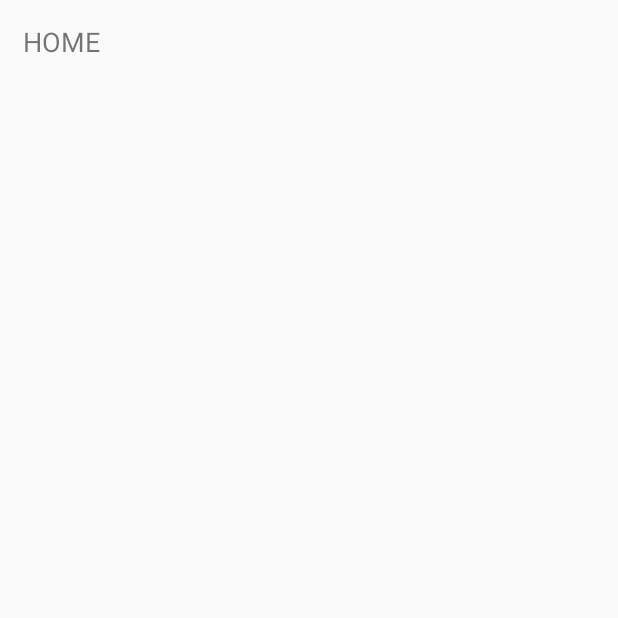
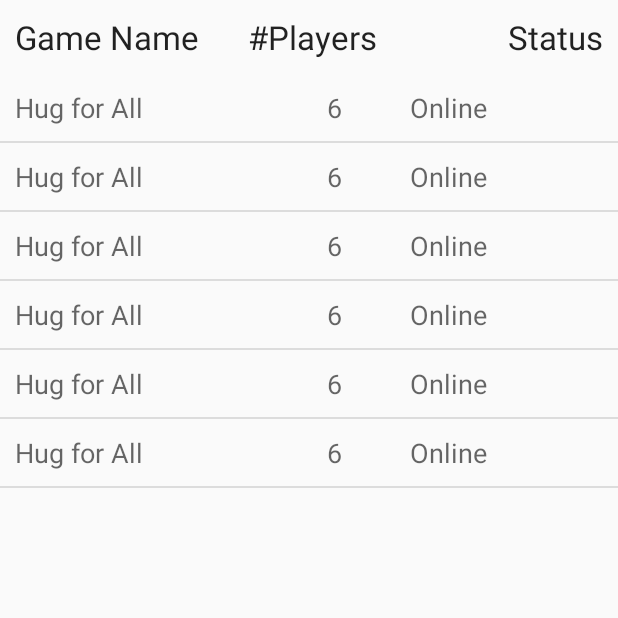
Before and after one commit to umangsa999/hugFest, an Android app: the tabHome screen opened directly, with no data from a screen before it, on a phone screen of 412 x 824 dp, the top half of it. Before the commit the part shown is almost empty. Run offline under Robolectric (Android 15) with nearby library versions, the phone set to English and light mode, and no system bars.

Commit message:
All basic UI for home, friends, profile (tabbed navigation)

```diff
--- /dev/null
+++ b/Android/app/src/main/java/com/example/andy/hugfest/gameCustomAdapter.java
@@ -0,0 +1,63 @@
+package com.example.andy.hugfest;
+
+import android.app.Activity;
+import android.content.Context;
+import android.view.LayoutInflater;
+import android.view.View;
+import android.view.ViewGroup;
+import android.widget.BaseAdapter;
+import android.widget.TextView;
+import android.widget.Toast;
+
+/**
+ * Created by ryanzhou on 7/9/15.
+ */
+public class gameCustomAdapter extends BaseAdapter {
+    private Holder holder;
+    private static LayoutInflater inflater=null;
+    Activity mContext;
+    public gameCustomAdapter(Activity context ) {
+        mContext = context;
+        inflater = ( LayoutInflater )context.
+                getSystemService(Context.LAYOUT_INFLATER_SERVICE);
+    }
+
+    @Override
+    public int getCount() {
+        return 6;
+    }
+
+    @Override
+    public Object getItem(int i) {
+        return null;
+    }
+
+    @Override
+    public long getItemId(int i) {
+        return 1;
+    }
+
+    public class Holder{
+        TextView gameName;
+        TextView numPlayer;
+        TextView status;
+    }
+
+    @Override
+    public View getView(int i, View view, ViewGroup viewGroup) {
+        holder=new Holder();
+        View rowView;
+        rowView = inflater.inflate(R.layout.gamelist, null);
+        holder.gameName =(TextView) rowView.findViewById(R.id.textView15);
+        holder.numPlayer =(TextView) rowView.findViewById(R.id.textView16);
+        holder.status =(TextView) rowView.findViewById(R.id.textView17);
+
+        rowView.setOnClickListener(new View.OnClickListener() {
+            @Override
+            public void onClick(View view) {
+                Toast.makeText( mContext, "Clicked: "+ holder.toString() ,Toast.LENGTH_SHORT).show();
+            }
+        } );
+        return rowView;
+    }
+}
--- a/Android/app/src/main/java/com/example/andy/hugfest/tabHome.java
+++ b/Android/app/src/main/java/com/example/andy/hugfest/tabHome.java
@@ -5,10 +5,14 @@ package com.example.andy.hugfest;
  */
 import android.app.Activity;
 import android.os.Bundle;
+import android.widget.ListView;
 
 public class tabHome extends Activity {
+    private ListView listViewGames;
     public void onCreate(Bundle savedInstanceState) {
         super.onCreate(savedInstanceState);
         setContentView(R.layout.tabhome);
+        listViewGames = (ListView)findViewById(R.id.listView6);
+        listViewGames.setAdapter(new gameCustomAdapter(this));
     }
 }
--- a/Android/app/src/main/java/com/example/andy/hugfest/tabProfile.java
+++ b/Android/app/src/main/java/com/example/andy/hugfest/tabProfile.java
@@ -5,10 +5,14 @@ package com.example.andy.hugfest;
  */
 import android.app.Activity;
 import android.os.Bundle;
+import android.widget.ImageView;
+import android.widget.ListView;
 
 public class tabProfile extends Activity {
+    private ImageView profilePic;
     public void onCreate(Bundle savedInstanceState) {
         super.onCreate(savedInstanceState);
         setContentView(R.layout.tabprofile);
+
     }
 }
--- /dev/null
+++ b/Android/app/src/main/res/layout/gamelist.xml
@@ -0,0 +1,34 @@
+<?xml version="1.0" encoding="utf-8"?>
+<LinearLayout xmlns:android="http://schemas.android.com/apk/res/android"
+    android:layout_width="match_parent" android:layout_height="match_parent">
+
+    <TextView
+        android:layout_width="wrap_content"
+        android:layout_height="wrap_content"
+        android:layout_margin="10dp"
+        android:layout_weight="4"
+        android:textAppearance="?android:attr/textAppearanceMedium"
+        android:text="Hug for All"
+        android:id="@+id/textView15"
+        android:layout_gravity="center_vertical" />
+
+    <TextView
+        android:layout_width="wrap_content"
+        android:layout_height="wrap_content"
+        android:layout_margin="10dp"
+        android:textAppearance="?android:attr/textAppearanceMedium"
+        android:text="6"
+        android:layout_weight="1"
+        android:id="@+id/textView16"
+        android:layout_gravity="center_vertical" />
+
+    <TextView
+        android:layout_width="wrap_content"
+        android:layout_height="wrap_content"
+        android:layout_weight="3"
+        android:layout_margin="10dp"
+        android:textAppearance="?android:attr/textAppearanceMedium"
+        android:text="Online"
+        android:id="@+id/textView17"
+        android:layout_gravity="center_vertical" />
+</LinearLayout>
--- a/Android/app/src/main/res/layout/tabhome.xml
+++ b/Android/app/src/main/res/layout/tabhome.xml
@@ -1,11 +1,45 @@
 <?xml version="1.0" encoding="utf-8"?>
-<LinearLayout xmlns:android="http://schemas.android.com/apk/res/android"
+<RelativeLayout xmlns:android="http://schemas.android.com/apk/res/android"
     android:clickable="true"
     android:layout_width="match_parent" android:layout_height="match_parent">
 
-    <TextView android:text="HOME"
-        android:padding="15dip"
-        android:textSize="18dip"
-        android:layout_width="fill_parent"
-        android:layout_height="wrap_content"/>
-</LinearLayout>
+    <TextView
+        android:layout_margin="10dp"
+        android:layout_width="wrap_content"
+        android:layout_height="wrap_content"
+        android:textAppearance="?android:attr/textAppearanceLarge"
+        android:text="Game Name"
+        android:id="@+id/textView9" />
+
+    <TextView
+        android:layout_margin="10dp"
+        android:layout_width="wrap_content"
+        android:layout_height="wrap_content"
+        android:textAppearance="?android:attr/textAppearanceLarge"
+        android:text=" #Players"
+        android:id="@+id/textView10"
+        android:layout_alignParentTop="true"
+        android:layout_centerHorizontal="true" />
+
+    <TextView
+        android:layout_margin="10dp"
+        android:layout_width="wrap_content"
+        android:layout_height="wrap_content"
+        android:textAppearance="?android:attr/textAppearanceLarge"
+        android:text="Status"
+        android:id="@+id/textView11"
+        android:layout_alignParentTop="true"
+        android:layout_alignParentRight="true"
+        android:layout_alignParentEnd="true" />
+
+    <ListView
+        android:layout_width="wrap_content"
+        android:layout_height="wrap_content"
+        android:id="@+id/listView6"
+        android:layout_alignParentBottom="true"
+        android:layout_alignParentLeft="true"
+        android:layout_alignParentRight="true"
+        android:layout_alignParentStart="true"
+        android:layout_below="@+id/textView9" />
+
+</RelativeLayout>
```
Also changed, not shown: Android/app/src/main/res/layout/tabprofile.xml (+51 -2 lines).
